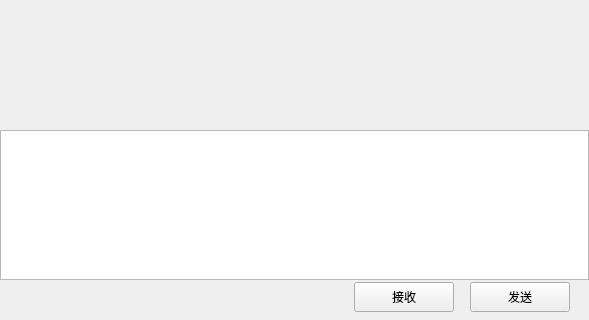
yqkgwxQl/llfcpro, file client/llfcchat/chatpage.ui: the form before one commit; both pictures show x 0 to 589 and y 158 to 478 of the 589 by 478 pixel window.
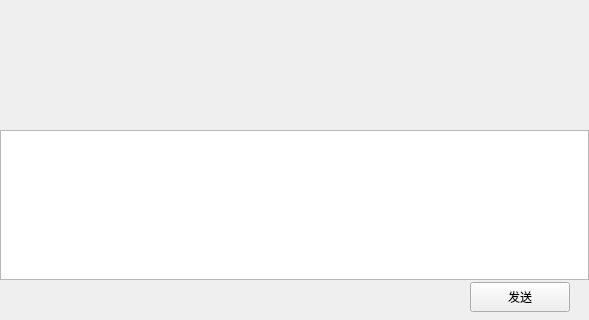
The form after the commit. Custom widgets are drawn as their Qt base class.

The edit to the form file:
```diff
--- a/client/llfcchat/chatpage.ui
+++ b/client/llfcchat/chatpage.ui
@@ -277,41 +277,6 @@
            </property>
           </spacer>
          </item>
-         <item>
-          <widget class="ClickedBtn" name="receive_btn">
-           <property name="minimumSize">
-            <size>
-             <width>100</width>
-             <height>30</height>
-            </size>
-           </property>
-           <property name="maximumSize">
-            <size>
-             <width>100</width>
-             <height>30</height>
-            </size>
-           </property>
-           <property name="text">
-            <string>接收</string>
-           </property>
-          </widget>
-         </item>
-         <item>
-          <spacer name="horizontalSpacer_6">
-           <property name="orientation">
-            <enum>Qt::Orientation::Horizontal</enum>
-           </property>
-           <property name="sizeType">
-            <enum>QSizePolicy::Policy::Fixed</enum>
-           </property>
-           <property name="sizeHint" stdset="0">
-            <size>
-             <width>10</width>
-             <height>20</height>
-            </size>
-           </property>
-          </spacer>
-         </item>
          <item>
           <widget class="ClickedBtn" name="send_btn">
            <property name="minimumSize">
```
